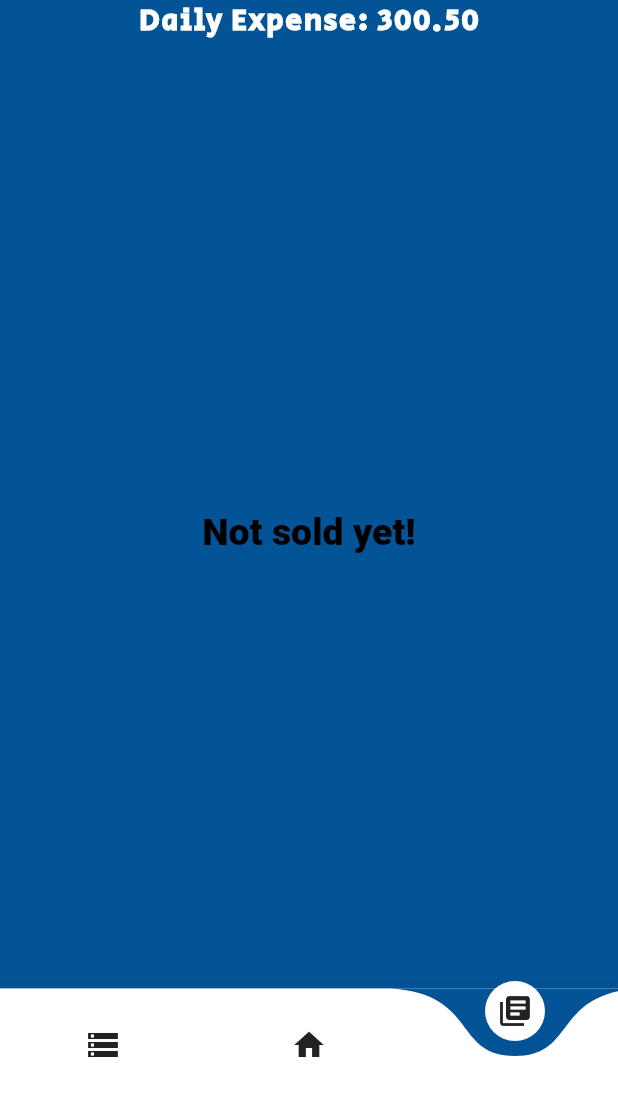
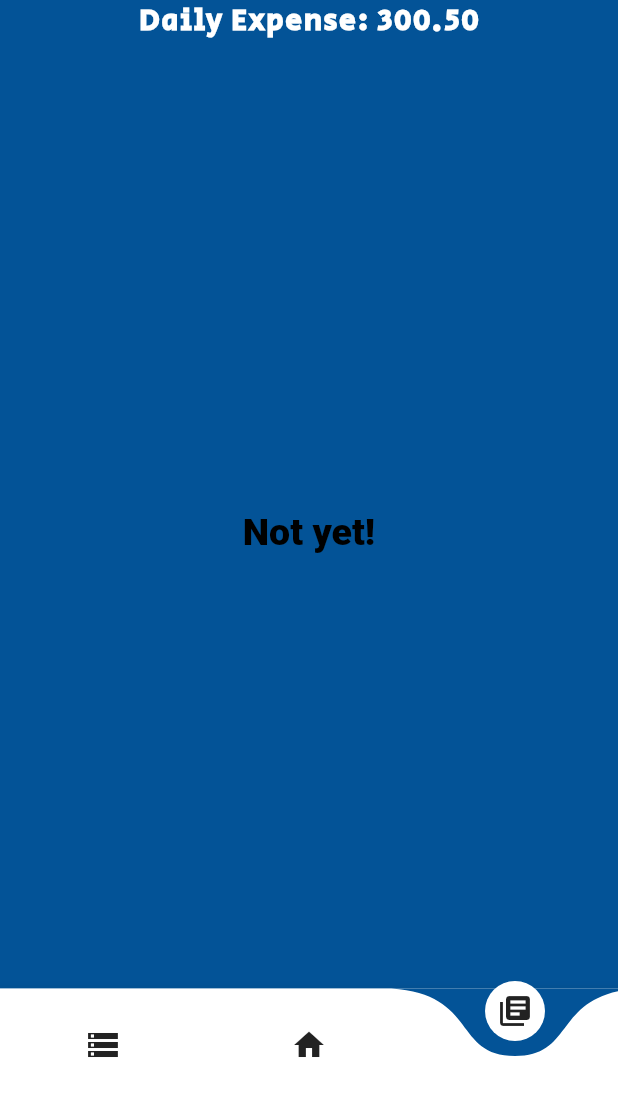
Before and after one commit to TrojanSystem/My-Shop-Manager, a Flutter app: the screen it shows after launch, item 3 of the bottom bar chosen, on a phone screen of 412 x 824 dp, the part 135-1236 px from its top. Run offline on Flutter 3.47's test engine with Material 2 defaults, Android fonts, the phone set to English and light mode, and no system bars; drawn by our look-alikes of curved_navigation_bar; our stand-ins replace flutter_staggered_animations, open_file, sqflite; missing offline and left inert: syncfusion_flutter_pdf; accounts and stored records are empty.

Commit message:
This is project app called my shop manager the purpose of the app is to ease the work load of the seller and to facilitate his daily activities at his shop

```diff
--- a/lib/screen/expense_screen.dart
+++ b/lib/screen/expense_screen.dart
@@ -62,7 +62,7 @@ class ExpenseScreen extends StatelessWidget {
               child: dailyExpense.expenseList.isEmpty
                   ? const Center(
                       child: Text(
-                        'Not sold yet!',
+                        'Not yet!',
                         style: TextStyle(
                           color: Colors.black,
                           fontSize: 25,
```
